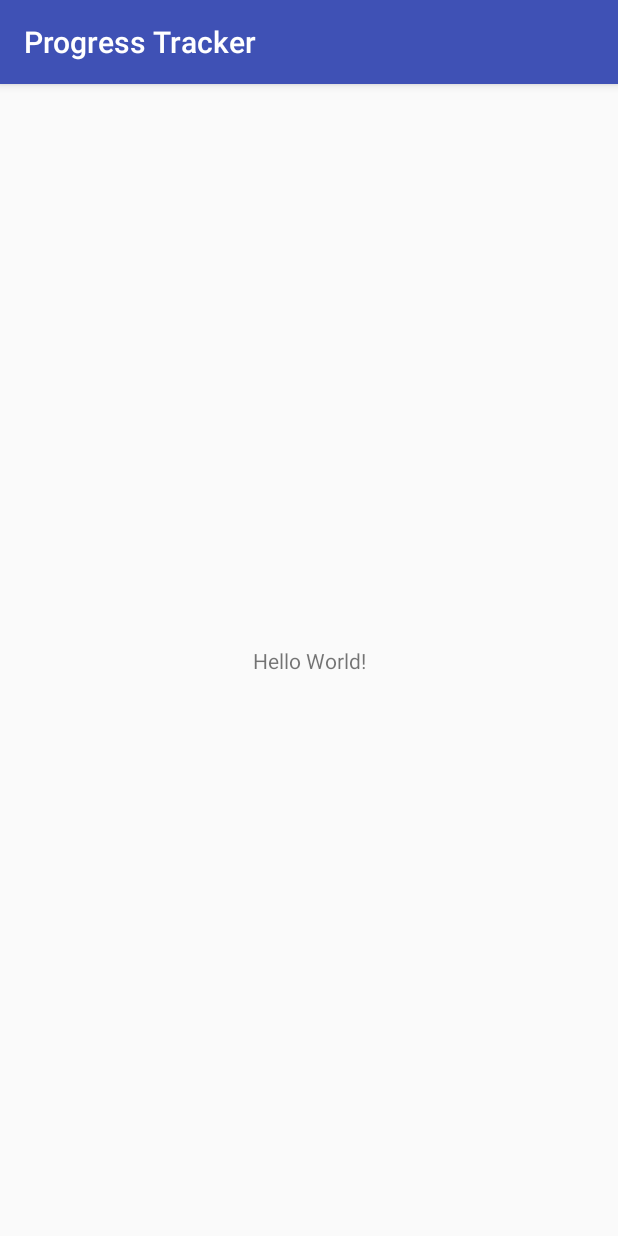
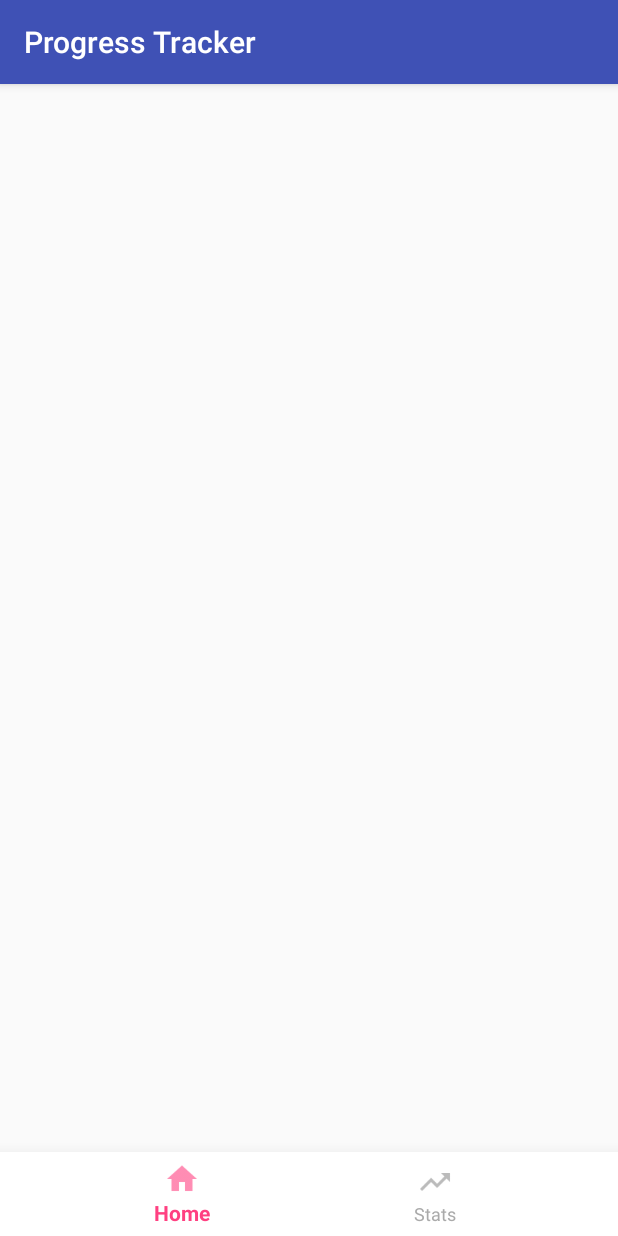
Before and after one commit to usman18/ProgressTracker, an Android app: the screen it shows after launch (MainActivity), on a phone screen of 412 x 824 dp. Run offline under Robolectric (Android 15) with nearby library versions, the phone set to English and light mode, and no system bars.

Commit message:
-> Bottom nav setup done.

```diff
--- a/app/build.gradle
+++ b/app/build.gradle
@@ -25,6 +25,9 @@ dependencies {
     testImplementation 'junit:junit:4.12'
     androidTestImplementation 'com.android.support.test:runner:1.0.2'
     androidTestImplementation 'com.android.support.test.espresso:espresso-core:3.0.2'
+
+
+    implementation 'com.android.support:design:27.1.1'
 }
 
 configurations.all {
--- /dev/null
+++ b/app/src/main/res/drawable/selector.xml
@@ -0,0 +1,6 @@
+<?xml version="1.0" encoding="utf-8"?>
+<selector xmlns:android="http://schemas.android.com/apk/res/android">
+
+    <item android:state_checked="true" android:color="@color/colorAccent"/>
+    <item android:color="@android:color/darker_gray"  />
+</selector>
--- a/app/src/main/res/layout/activity_main.xml
+++ b/app/src/main/res/layout/activity_main.xml
@@ -6,13 +6,18 @@
     android:layout_height="match_parent"
     tools:context="com.uk.progresstracker.MainActivity">
 
-    <TextView
-        android:layout_width="wrap_content"
-        android:layout_height="wrap_content"
-        android:text="Hello World!"
+
+    <android.support.design.widget.BottomNavigationView
+        android:layout_width="match_parent"
+        android:layout_height="56dp"
+        app:elevation="16dp"
+        android:background="#FFFFFF"
+        app:menu="@menu/menu_items"
+        app:itemTextColor="@drawable/selector"
+        app:itemIconTint="@drawable/selector"
         app:layout_constraintBottom_toBottomOf="parent"
-        app:layout_constraintLeft_toLeftOf="parent"
         app:layout_constraintRight_toRightOf="parent"
-        app:layout_constraintTop_toTopOf="parent" />
+        app:layout_constraintStart_toStartOf="parent"
+        />
 
 </android.support.constraint.ConstraintLayout>
--- /dev/null
+++ b/app/src/main/res/menu/menu_items.xml
@@ -0,0 +1,17 @@
+<?xml version="1.0" encoding="utf-8"?>
+<menu xmlns:android="http://schemas.android.com/apk/res/android"
+    xmlns:app="http://schemas.android.com/apk/res-auto">
+
+    <item
+        android:id="@+id/home"
+        android:title="@string/home"
+        android:icon="@drawable/ic_action_home"
+        />
+
+    <item
+        android:id="@+id/stats"
+        android:title="@string/stats"
+        android:icon="@drawable/ic_action_stats"
+        />
+
+</menu>
--- a/app/src/main/res/values/strings.xml
+++ b/app/src/main/res/values/strings.xml
@@ -1,3 +1,5 @@
 <resources>
     <string name="app_name">Progress Tracker</string>
+    <string name="home">Home</string>
+    <string name="stats">Stats</string>
 </resources>
```
Also changed, not shown: app/src/main/res/drawable-hdpi/ic_action_home.png (added), app/src/main/res/drawable-hdpi/ic_action_stats.png (added), app/src/main/res/drawable-mdpi/ic_action_home.png (added), app/src/main/res/drawable-mdpi/ic_action_stats.png (added), app/src/main/res/drawable-xhdpi/ic_action_home.png (added), app/src/main/res/drawable-xhdpi/ic_action_stats.png (added), app/src/main/res/drawable-xxhdpi/ic_action_home.png (added), app/src/main/res/drawable-xxhdpi/ic_action_stats.png (added).
